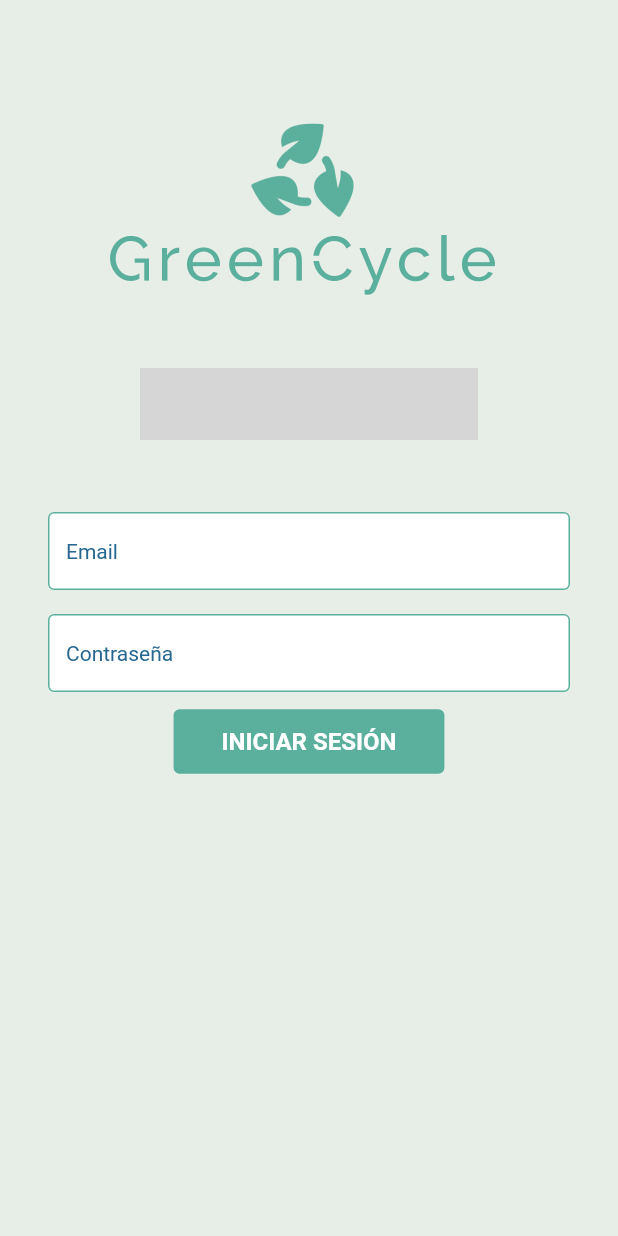
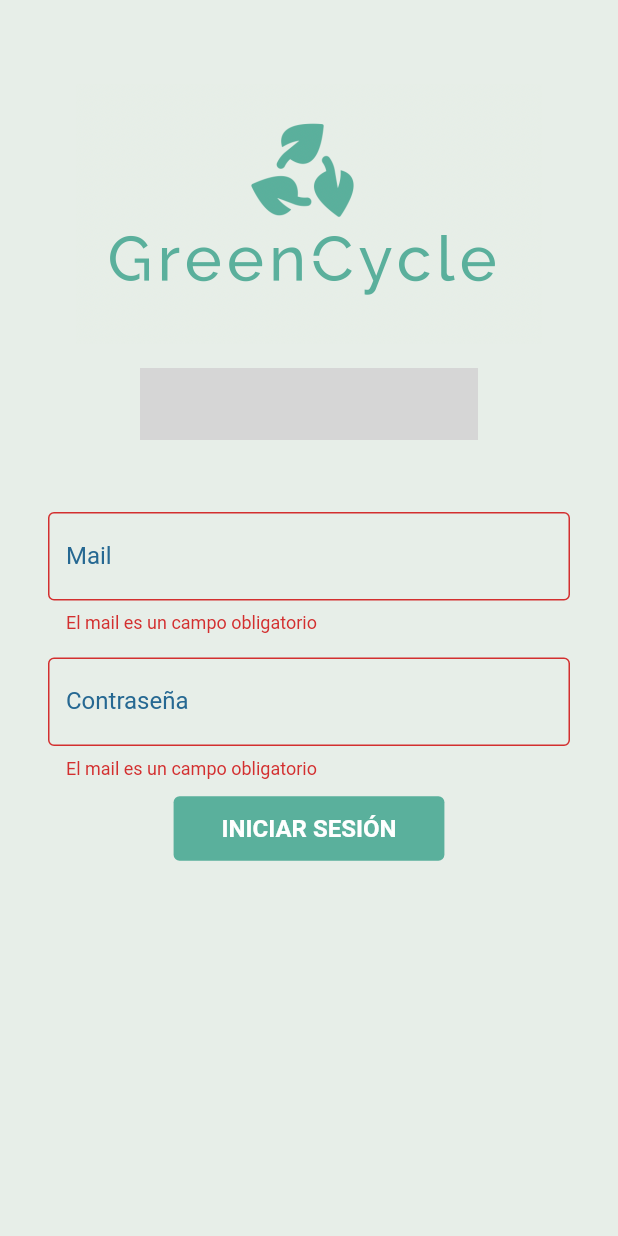
Before and after one commit to florchao/greencycle, a Flutter app: the Login screen opened by its route, on a phone screen of 412 x 824 dp. Run offline on Flutter 3.47's test engine with Material 2 defaults, Android fonts, the phone set to English and light mode, and no system bars; our stand-ins replace firebase_auth, firebase_core, google_sign_in, image_picker; missing offline and left inert: sign_button; accounts and stored records are empty; Roboto replaces fonts that are missing (Railway); grey boxes are pictures that could not be loaded.

Commit message:
manejo de errores login

```diff
--- a/lib/screens/login.dart
+++ b/lib/screens/login.dart
@@ -20,6 +20,30 @@ class _LoginState extends State<Login> {
 
   final TextEditingController? _emailController = TextEditingController();
   final TextEditingController? _passwordController = TextEditingController();
+
+  String? get _errorTexEmail {
+    // at any time, we can get the text from _controller.value.text
+    final text = _emailController!.value.text;
+    // Note: you can do your own custom validation here
+    // Move this logic this outside the widget for more testable code
+    if (text.isEmpty) {
+      return 'El mail es un campo obligatorio';
+    }
+    // return null if the text is valid
+    return null;
+  }
+
+  String? get _errorTexPassword {
+    // at any time, we can get the text from _controller.value.text
+    final text = _passwordController!.value.text;
+    // Note: you can do your own custom validation here
+    // Move this logic this outside the widget for more testable code
+    if (text.isEmpty) {
+      return 'El mail es un campo obligatorio';
+    }
+    // return null if the text is valid
+    return null;
+  }
 
   @override
   Widget build(BuildContext context) {
@@ -112,15 +136,27 @@ class _LoginState extends State<Login> {
                           children: [
                             Padding(
                               padding: const EdgeInsets.all(8.0),
-                                child: Input(
-                                  placeholder: "Email",
+                                child: TextField(
+                                  decoration: InputDecoration(
+                                    labelText: 'Mail',
+                                    border: OutlineInputBorder(),
+                                    labelStyle: TextStyle(color: ArgonColors.azul),
+                                    errorText: _errorTexEmail,
+                                  ),
                                   controller: _emailController,
+                                  keyboardType: TextInputType.emailAddress,
                                 ),
                               ),
                               Padding(
                                 padding: const EdgeInsets.all(8.0),
-                                child: Input(
-                                  placeholder: "Contraseña",
+                                child: TextField(
+                                  decoration: InputDecoration(
+                                    labelText: 'Contraseña',
+                                    border: OutlineInputBorder(),
+                                    labelStyle: TextStyle(color: ArgonColors.azul),
+                                    errorText: _errorTexPassword,
+                                  ),
+                                  obscureText: true,
                                   controller: _passwordController,
                                 ),
                               ),
--- a/lib/screens/register.dart
+++ b/lib/screens/register.dart
@@ -32,6 +32,7 @@ class _RegisterState extends State<Register> {
     // return null if the text is valid
     return null;
   }
+
   String? get _errorTexFirstName {
     // at any time, we can get the text from _controller.value.text
     final text = _firstNameController!.value.text;
```
